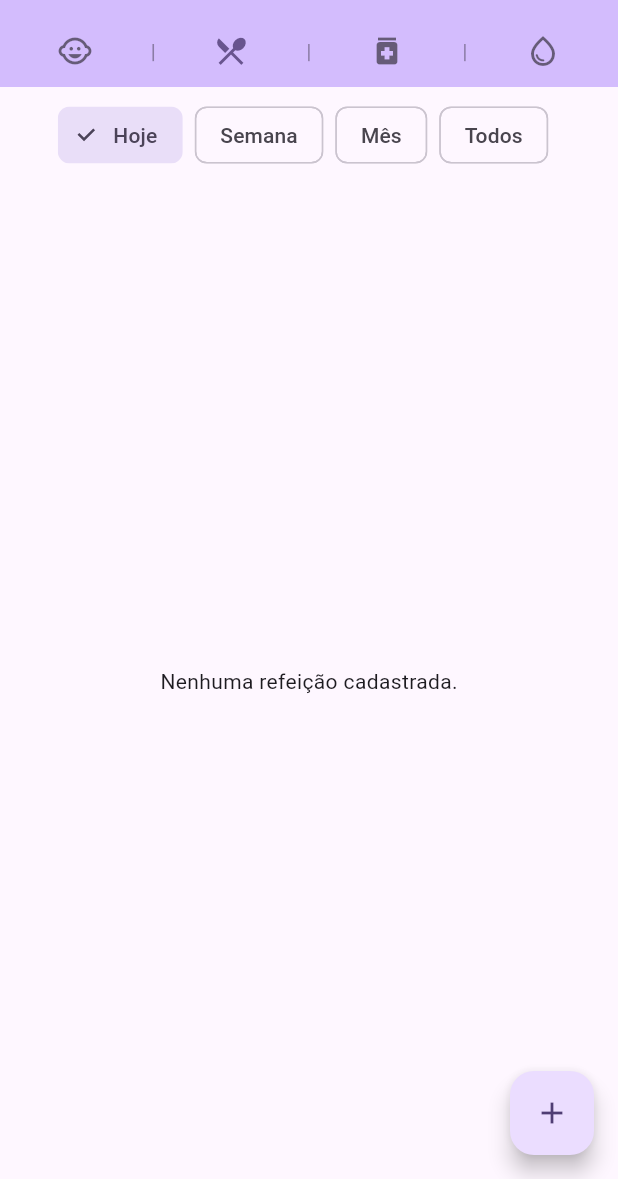
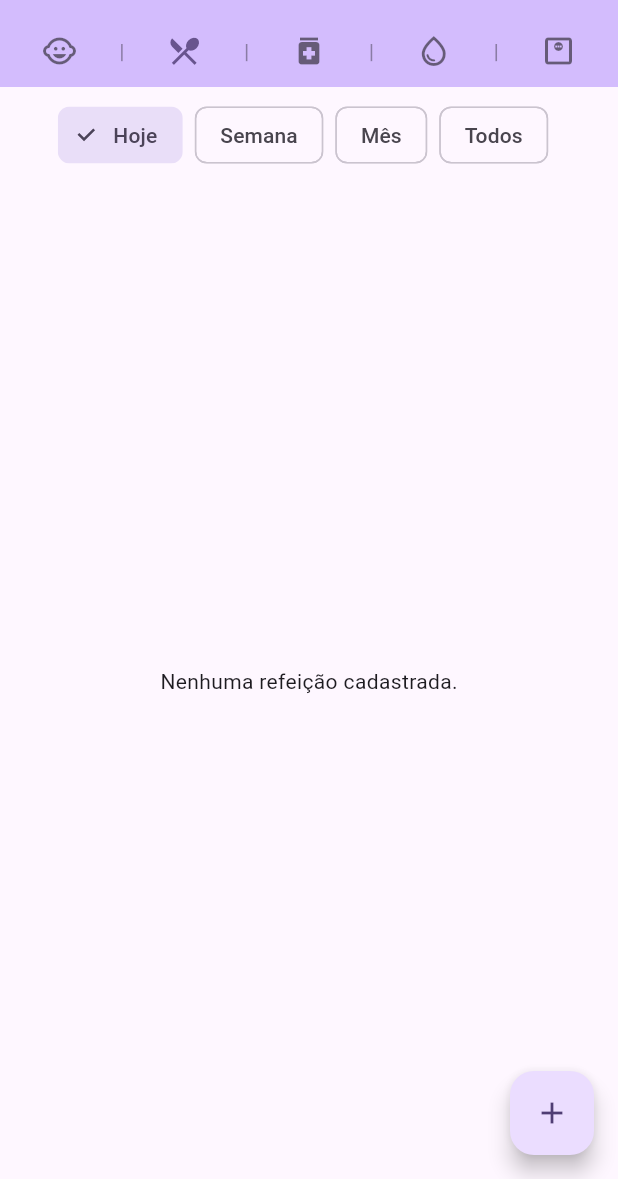
Before and after one commit to antonioprudencio/babynotes-app, a Flutter app: the screen it shows after launch, after a tap on the "local restaurant" icon, on a phone screen of 412 x 824 dp, the part 57-1236 px from its top. Run offline on Flutter 3.47's test engine with Material 3 defaults, Android fonts, the phone set to English and light mode, and no system bars.

Commit message:
tela-evolucao-peso

```diff
--- /dev/null
+++ b/lib/data/repositories/weight_repository.dart
@@ -0,0 +1,20 @@
+import '../../domain/models/weight_record.dart';
+
+class WeightRepository {
+  final List<WeightRecord> _records = [];
+
+  List<WeightRecord> getAll() => List.unmodifiable(_records);
+
+  List<WeightRecord> getByBaby(String babyId) =>
+      _records.where((r) => r.babyId == babyId).toList()
+        ..sort((a, b) => a.date.compareTo(b.date));
+
+  void add(WeightRecord record) => _records.add(record);
+
+  void update(WeightRecord record) {
+    final index = _records.indexWhere((r) => r.id == record.id);
+    if (index != -1) _records[index] = record;
+  }
+
+  void delete(String id) => _records.removeWhere((r) => r.id == id);
+}
--- /dev/null
+++ b/lib/domain/models/weight_record.dart
@@ -0,0 +1,27 @@
+class WeightRecord {
+  final String id;
+  final String babyId;
+  final DateTime date;
+  final double weightKg;
+
+  const WeightRecord({
+    required this.id,
+    required this.babyId,
+    required this.date,
+    required this.weightKg,
+  });
+
+  WeightRecord copyWith({
+    String? id,
+    String? babyId,
+    DateTime? date,
+    double? weightKg,
+  }) {
+    return WeightRecord(
+      id: id ?? this.id,
+      babyId: babyId ?? this.babyId,
+      date: date ?? this.date,
+      weightKg: weightKg ?? this.weightKg,
+    );
+  }
+}
--- a/lib/main.dart
+++ b/lib/main.dart
@@ -3,14 +3,17 @@ import 'view_model/baby_view_model.dart';
 import 'view_model/meal_view_model.dart';
 import 'view_model/medication_view_model.dart';
 import 'view_model/hygiene_view_model.dart';
+import 'view_model/weight_view_model.dart';
 import 'widgets/babies_screen.dart';
 import 'widgets/meals_screen.dart';
 import 'widgets/medications_screen.dart';
 import 'widgets/hygiene_screen.dart';
+import 'widgets/weight_screen.dart';
 import 'data/repositories/baby_repository.dart';
 import 'data/repositories/meal_repository.dart';
 import 'data/repositories/medication_repository.dart';
 import 'data/repositories/hygiene_repository.dart';
+import 'data/repositories/weight_repository.dart';
 
 void main() {
   runApp(const MyApp());
@@ -45,10 +48,17 @@ class _HomeScreenState extends State<HomeScreen> {
   late final _mealViewModel = MealViewModel(MealRepository());
   late final _medicationViewModel = MedicationViewModel(MedicationRepository());
   late final _hygieneViewModel = HygieneViewModel(HygieneRepository());
+  late final _weightViewModel = WeightViewModel(WeightRepository());
 
   late final List<Widget> _screens;
 
-  static const _icons = [Icons.child_care, Icons.local_dining, Icons.medication, Icons.water_drop_outlined];
+  static const _icons = [
+    Icons.child_care,
+    Icons.local_dining,
+    Icons.medication,
+    Icons.water_drop_outlined,
+    Icons.monitor_weight_outlined,
+  ];
 
   @override
   void initState() {
@@ -58,6 +68,7 @@ class _HomeScreenState extends State<HomeScreen> {
       MealsScreen(mealViewModel: _mealViewModel, babyViewModel: _babyViewModel, showAppBar: false),
       MedicationsScreen(medicationViewModel: _medicationViewModel, babyViewModel: _babyViewModel, showAppBar: false),
       HygieneScreen(hygieneViewModel: _hygieneViewModel, babyViewModel: _babyViewModel, showAppBar: false),
+      WeightScreen(weightViewModel: _weightViewModel, babyViewModel: _babyViewModel, showAppBar: false),
     ];
   }
 
@@ -67,6 +78,7 @@ class _HomeScreenState extends State<HomeScreen> {
     _mealViewModel.dispose();
     _medicationViewModel.dispose();
     _hygieneViewModel.dispose();
+    _weightViewModel.dispose();
     super.dispose();
   }
 
--- /dev/null
+++ b/lib/view_model/weight_view_model.dart
@@ -0,0 +1,32 @@
+import 'package:flutter/foundation.dart';
+import '../domain/models/weight_record.dart';
+import '../data/repositories/weight_repository.dart';
+
+class WeightViewModel extends ChangeNotifier {
+  final WeightRepository _repository;
+
+  WeightViewModel(this._repository);
+
+  List<WeightRecord> getByBaby(String babyId) => _repository.getByBaby(babyId);
+
+  List<WeightRecord> get allRecords {
+    final list = List<WeightRecord>.from(_repository.getAll());
+    list.sort((a, b) => b.date.compareTo(a.date));
+    return list;
+  }
+
+  void add(WeightRecord record) {
+    _repository.add(record.copyWith(id: DateTime.now().millisecondsSinceEpoch.toString()));
+    notifyListeners();
+  }
+
+  void update(WeightRecord record) {
+    _repository.update(record);
+    notifyListeners();
+  }
+
+  void delete(String id) {
+    _repository.delete(id);
+    notifyListeners();
+  }
+}
--- /dev/null
+++ b/lib/widgets/weight_screen.dart
@@ -0,0 +1,334 @@
+import 'package:fl_chart/fl_chart.dart';
+import 'package:flutter/material.dart';
+import '../view_model/baby_view_model.dart';
+import '../view_model/weight_view_model.dart';
+import '../domain/models/baby.dart';
+import '../domain/models/weight_record.dart';
+import 'weight_form_dialog.dart';
+
+const _lineColors = [
+  Color(0xFF6750A4),
+  Color(0xFF2196F3),
+  Color(0xFF4CAF50),
+  Color(0xFFFF9800),
+  Color(0xFFE91E63),
+  Color(0xFF00BCD4),
+];
+
+class WeightScreen extends StatefulWidget {
+  final WeightViewModel weightViewModel;
+  final BabyViewModel babyViewModel;
+  final bool showAppBar;
+
+  const WeightScreen({
+    super.key,
+    required this.weightViewModel,
+    required this.babyViewModel,
+    this.showAppBar = true,
+  });
+
+  @override
+  State<WeightScreen> createState() => _WeightScreenState();
+}
+
+class _WeightScreenState extends State<WeightScreen> {
+  @override
+  void initState() {
+    super.initState();
+    widget.weightViewModel.addListener(_onUpdate);
+    widget.babyViewModel.addListener(_onUpdate);
+  }
+
+  @override
+  void dispose() {
+    widget.weightViewModel.removeListener(_onUpdate);
+    widget.babyViewModel.removeListener(_onUpdate);
+    super.dispose();
+  }
+
+  void _onUpdate() => setState(() {});
+
+  Future<void> _openForm({WeightRecord? record}) async {
+    final babies = widget.babyViewModel.babies;
+    if (babies.isEmpty) {
+      ScaffoldMessenger.of(context).showSnackBar(
+        const SnackBar(content: Text('Cadastre um baby antes de registrar o peso.')),
+      );
+      return;
+    }
+    final result = await showDialog<WeightRecord>(
+      context: context,
+      builder: (_) => WeightFormDialog(babies: babies, initialRecord: record),
+    );
+    if (result == null) return;
+    if (record == null) {
+      widget.weightViewModel.add(result);
+    } else {
+      widget.weightViewModel.update(result);
+    }
+  }
+
+  void _confirmDelete(String id) {
+    showDialog(
+      context: context,
+      builder: (ctx) => AlertDialog(
+        title: const Text('Apagar registro'),
+        content: const Text('Deseja apagar este registro de peso?'),
+        actions: [
+          TextButton(
+            onPressed: () => Navigator.of(ctx).pop(),
+            child: const Text('Cancelar'),
+          ),
+          FilledButton(
+            style: FilledButton.styleFrom(
+              backgroundColor: Theme.of(context).colorScheme.error,
+            ),
+            onPressed: () {
+              Navigator.of(ctx).pop();
+              widget.weightViewModel.delete(id);
+            },
+            child: const Text('Apagar'),
+          ),
+        ],
+      ),
+    );
+  }
+
+  Widget _buildChart(List<Baby> babies, ColorScheme colors) {
+    // Build per-baby sorted records
+    final babiesWithRecords = babies
+        .asMap()
+        .entries
+        .map((e) => (
+              baby: e.value,
+              color: _lineColors[e.key % _lineColors.length],
+              records: widget.weightViewModel.getByBaby(e.value.id),
+            ))
+        .where((e) => e.records.isNotEmpty)
+        .toList();
+
+    final allRecords = babiesWithRecords.expand((e) => e.records).toList();
+
+    if (allRecords.isEmpty) {
+      return SizedBox(
+        height: 200,
+        child: Center(
+          child: Text(
+            'Nenhum registro para exibir o gráfico.',
+            style: TextStyle(color: colors.onSurface.withValues(alpha: 0.5)),
+          ),
+        ),
+      );
+    }
+
+    final hasEnoughData = babiesWithRecords.any((e) => e.records.length >= 2);
+    if (!hasEnoughData) {
+      return SizedBox(
+        height: 200,
+        child: Center(
+          child: Text(
+            'Adicione pelo menos 2 registros por baby para ver o gráfico.',
+            style: TextStyle(color: colors.onSurface.withValues(alpha: 0.5)),
+            textAlign: TextAlign.center,
+          ),
+        ),
+      );
+    }
+
+    // Use day-offset from earliest date as x value
+    final minDate = allRecords
+        .map((r) => r.date)
+        .reduce((a, b) => a.isBefore(b) ? a : b);
+    final minDateDay = DateTime(minDate.year, minDate.month, minDate.day);
+
+    int dayOffset(DateTime d) =>
+        DateTime(d.year, d.month, d.day).difference(minDateDay).inDays;
+
+    final allWeights = allRecords.map((r) => r.weightKg);
+    final minY = (allWeights.reduce((a, b) => a < b ? a : b) - 0.5).clamp(0.0, double.infinity);
+    final maxY = allWeights.reduce((a, b) => a > b ? a : b) + 0.5;
+    final maxX = allRecords.map((r) => dayOffset(r.date).toDouble()).reduce((a, b) => a > b ? a : b);
+
+    final bars = babiesWithRecords
+        .where((e) => e.records.length >= 2)
+        .map((e) {
+          final spots = e.records
+              .map((r) => FlSpot(dayOffset(r.date).toDouble(), r.weightKg))
+              .toList();
+          return LineChartBarData(
+            spots: spots,
+            isCurved: true,
+            color: e.color,
+            barWidth: 2.5,
+            dotData: FlDotData(
+              getDotPainter: (_, __, _, _) => FlDotCirclePainter(
+                radius: 4,
+                color: e.color,
+                strokeWidth: 2,
+                strokeColor: colors.surface,
+              ),
+            ),
+            belowBarData: BarAreaData(
+              show: true,
+              color: e.color.withValues(alpha: 0.08),
+            ),
+          );
+        })
+        .toList();
+
+    return Column(
+      crossAxisAlignment: CrossAxisAlignment.start,
+      children: [
+        // Legend
+        Padding(
+          padding: const EdgeInsets.fromLTRB(16, 8, 16, 0),
+          child: Wrap(
+            spacing: 16,
+            runSpacing: 4,
+            children: babiesWithRecords
+                .map((e) => Row(
+                      mainAxisSize: MainAxisSize.min,
+                      children: [
+                        Container(
+                          width: 14,
+                          height: 14,
+                          decoration: BoxDecoration(
+                            color: e.color,
+                            shape: BoxShape.circle,
+                          ),
+                        ),
+                        const SizedBox(width: 4),
+                        Text(e.baby.name, style: const TextStyle(fontSize: 12)),
+                      ],
+                    ))
+                .toList(),
+          ),
+        ),
+        SizedBox(
+          height: 220,
+          child: Padding(
+            padding: const EdgeInsets.fromLTRB(8, 12, 24, 8),
+            child: LineChart(
+              LineChartData(
+                minY: minY,
+                maxY: maxY,
+                minX: 0,
+                maxX: maxX,
+                gridData: FlGridData(
+                  drawVerticalLine: false,
+                  getDrawingHorizontalLine: (_) =>
+                      FlLine(color: colors.outlineVariant, strokeWidth: 1),
+                ),
+                borderData: FlBorderData(show: false),
+                titlesData: FlTitlesData(
+                  leftTitles: AxisTitles(
+                    sideTitles: SideTitles(
+                      showTitles: true,
+                      reservedSize: 44,
+                      getTitlesWidget: (value, _) => Text(
+                        '${value.toStringAsFixed(1)}kg',
+                        style: const TextStyle(fontSize: 10),
+                      ),
+                    ),
+                  ),
+                  bottomTitles: AxisTitles(
+                    sideTitles: SideTitles(
+                      showTitles: true,
+                      reservedSize: 28,
+                      interval: maxX > 30 ? (maxX / 5).ceilToDouble() : (maxX > 6 ? (maxX / 4).ceilToDouble() : 1),
+                      getTitlesWidget: (value, _) {
+                        final date = minDateDay.add(Duration(days: value.toInt()));
+                        return Padding(
+                          padding: const EdgeInsets.only(top: 4),
+                          child: Text(
+                            '${date.day.toString().padLeft(2, '0')}/${date.month.toString().padLeft(2, '0')}',
+                            style: const TextStyle(fontSize: 10),
+                          ),
+                        );
+                      },
+                    ),
+                  ),
+                  rightTitles: const AxisTitles(sideTitles: SideTitles(showTitles: false)),
+                  topTitles: const AxisTitles(sideTitles: SideTitles(showTitles: false)),
+                ),
+                lineBarsData: bars,
+              ),
+            ),
+          ),
+        ),
+      ],
+    );
+  }
+
+  @override
+  Widget build(BuildContext context) {
+    final colors = Theme.of(context).colorScheme;
+    final babies = widget.babyViewModel.babies;
+    final allRecords = widget.weightViewModel.allRecords;
+
+    final babyMap = {for (final b in babies) b.id: b};
+
+    return Scaffold(
+      appBar: widget.showAppBar
+          ? AppBar(
+              title: const Text('Peso'),
+              backgroundColor: colors.inversePrimary,
+            )
+          : null,
+      body: Column(
+        crossAxisAlignment: CrossAxisAlignment.stretch,
+        children: [
+          _buildChart(babies, colors),
+          const Divider(height: 1),
+          Expanded(
+            child: allRecords.isEmpty
+                ? const Center(child: Text('Nenhum registro de peso.'))
+                : ListView.separated(
+                    itemCount: allRecords.length,
+                    separatorBuilder: (_, _) => const Divider(height: 1),
+                    itemBuilder: (_, index) {
+                      final r = allRecords[index];
+                      final babyIndex = babies.indexWhere((b) => b.id == r.babyId);
+                      final lineColor = babyIndex >= 0
+                          ? _lineColors[babyIndex % _lineColors.length]
+                          : colors.primary;
+                      final dateLabel =
+                          '${r.date.day.toString().padLeft(2, '0')}/'
+                          '${r.date.month.toString().padLeft(2, '0')}/'
+                          '${r.date.year}';
+                      return ListTile(
+                        leading: CircleAvatar(
+                          backgroundColor: lineColor.withValues(alpha: 0.2),
+                          child: Icon(Icons.monitor_weight_outlined, color: lineColor),
+                        ),
+                        title: Text('${r.weightKg} kg'),
+                        subtitle: Text('${babyMap[r.babyId]?.name ?? ''} · $dateLabel'),
+                        trailing: Row(
+                          mainAxisSize: MainAxisSize.min,
+                          children: [
+                            IconButton(
+                              icon: const Icon(Icons.edit_outlined),
+                              tooltip: 'Editar',
+                              onPressed: () => _openForm(record: r),
+                            ),
+                            IconButton(
+                              icon: Icon(Icons.delete_outline, color: colors.error),
+                              tooltip: 'Apagar',
+                              onPressed: () => _confirmDelete(r.id),
+                            ),
+                          ],
+                        ),
+                      );
+                    },
+                  ),
+          ),
+        ],
+      ),
+      floatingActionButton: FloatingActionButton(
+        onPressed: _openForm,
+        tooltip: 'Registrar peso',
+        child: const Icon(Icons.add),
+      ),
+    );
+  }
+}
--- a/pubspec.yaml
+++ b/pubspec.yaml
@@ -34,6 +34,7 @@ dependencies:
   # The following adds the Cupertino Icons font to your application.
   # Use with the CupertinoIcons class for iOS style icons.
   cupertino_icons: ^1.0.8
+  fl_chart: ^0.70.2
 
 dev_dependencies:
   flutter_test:
```
Also changed, not shown: lib/widgets/weight_form_dialog.dart (added, +128 -0 lines), pubspec.lock.
